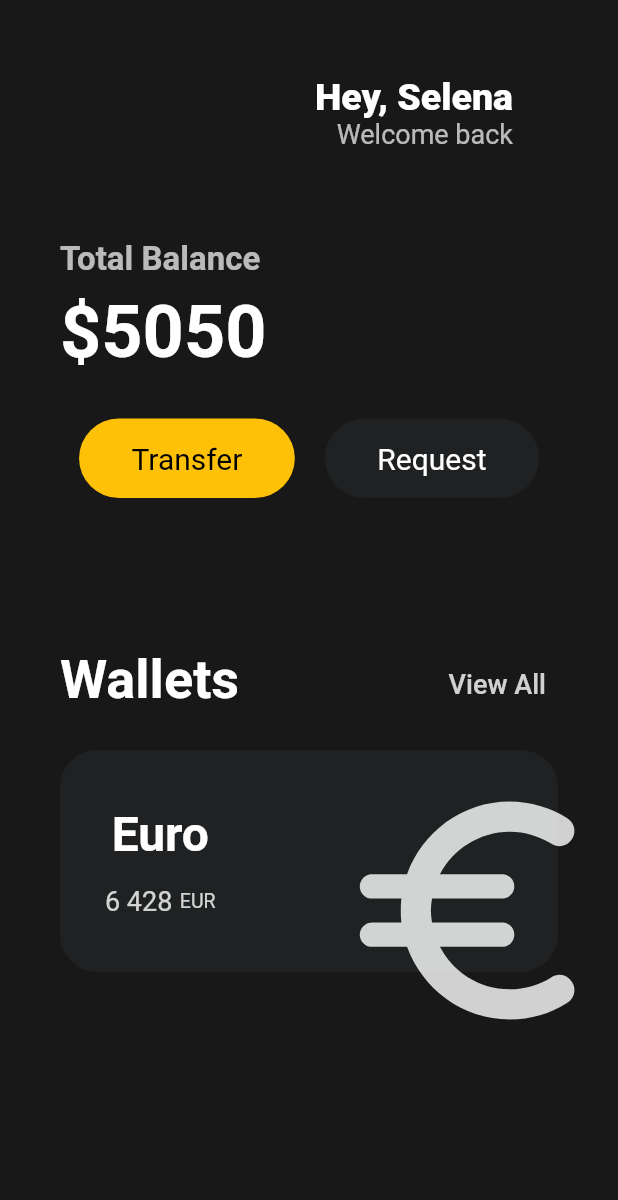
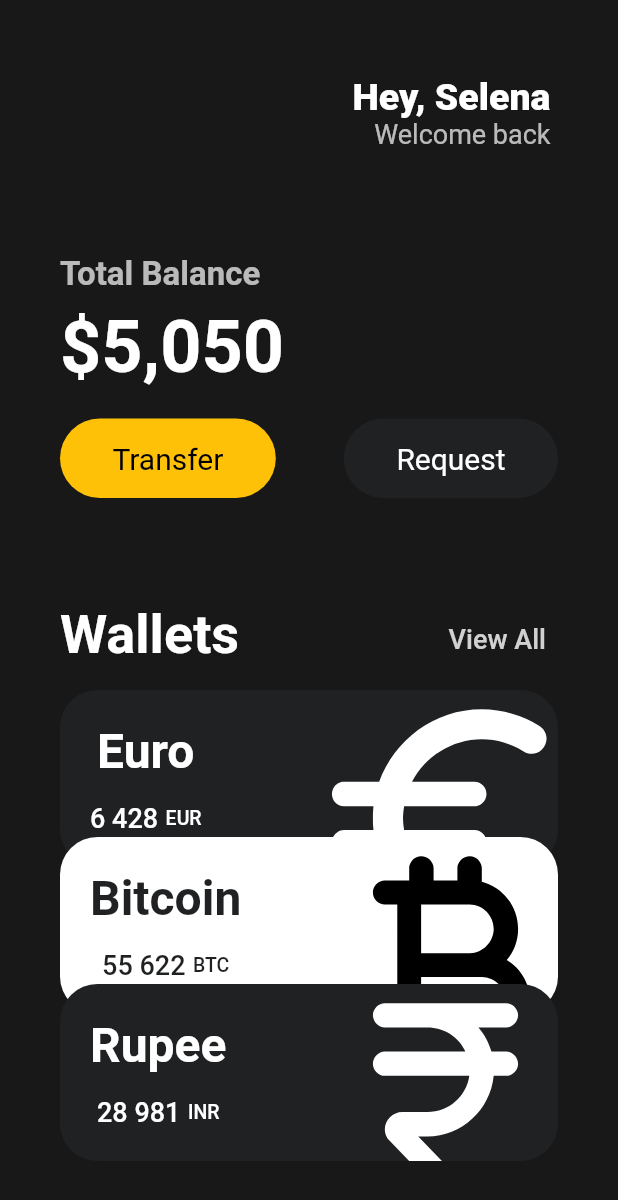
Before and after one commit to Tokitaka/flutter_wallet_ui, a Flutter app: the screen it shows after launch, on a phone screen of 412 x 824 dp. Shown: the top 1200 px of the screen. Run offline on Flutter 3.47's test engine with Material 2 defaults, Android fonts, the light colour scheme and no system bars.

Commit message:
walletCard completed

```diff
--- a/lib/main.dart
+++ b/lib/main.dart
@@ -1,4 +1,5 @@
 import 'package:flutter/material.dart';
+import 'package:toonflix_vr1/widgets/walletCard.dart';
 
 import 'widgets/myButton.dart';
 
@@ -16,7 +17,8 @@ class MyApp extends StatelessWidget {
       debugShowCheckedModeBanner: false,
       home: Scaffold(
         backgroundColor: Color(0xFF181818),
-        body: Padding(
+        body: SingleChildScrollView(
+          child: Padding(
             padding: const EdgeInsets.symmetric(horizontal: 40),
             child: Column(
               crossAxisAlignment: CrossAxisAlignment.start,
@@ -29,7 +31,7 @@ class MyApp extends StatelessWidget {
                   children: [
                     // Icon(),
                     Padding(
-                    padding: const EdgeInsets.symmetric(horizontal: 30),
+                      padding: const EdgeInsets.symmetric(horizontal: 5),
                       child: Column(
                         crossAxisAlignment: CrossAxisAlignment.end,
                         children: [
@@ -52,7 +54,7 @@ class MyApp extends StatelessWidget {
                   ],
                 ),
                 SizedBox(
-                height: 60,
+                  height: 70,
                 ),
                 Text(
                   "Total Balance",
@@ -63,25 +65,22 @@ class MyApp extends StatelessWidget {
                 ),
                 SizedBox(height: 7),
                 Text(
-                "\$5050",
+                  "\$5,050",
                   style: TextStyle(
                       color: Colors.white,
                       fontSize: 48,
                       fontWeight: FontWeight.w600),
                 ),
                 SizedBox(
-                height: 30,
+                  height: 20,
                 ),
                 Row(
-                mainAxisAlignment: MainAxisAlignment.center,
+                  mainAxisAlignment: MainAxisAlignment.spaceBetween,
                   children: [
                     MyButton(
                         bgColor: Colors.amber,
                         textColor: Colors.black,
                         text: "Transfer"),
-                  SizedBox(
-                    width: 20,
-                  ),
                     MyButton(
                         bgColor: const Color(0xFF1F2123),
                         textColor: Colors.white,
@@ -89,7 +88,7 @@ class MyApp extends StatelessWidget {
                   ],
                 ),
                 SizedBox(
-                height: 100,
+                  height: 70,
                 ),
                 Row(
                   mainAxisAlignment: MainAxisAlignment.spaceBetween,
@@ -113,62 +112,34 @@ class MyApp extends StatelessWidget {
                   ],
                 ),
                 SizedBox(
-                height: 20,
+                  height: 10,
                 ),
-              Container(
-                decoration: BoxDecoration(
-                  color: Color(0xFF1F2123),
-                  borderRadius: BorderRadius.circular(25),
+                WalletCard(
+                  currencyType: "Euro",
+                  balanceNum: "6 428",
+                  shortCurrency: "EUR",
+                  icon: Icons.euro_rounded,
+                  isInverted: false,
+                  order: 0,
                 ),
-                child: Padding(
-                  padding: const EdgeInsets.all(30),
-                  child: Row(
-                    mainAxisAlignment: MainAxisAlignment.spaceBetween,
-                    children: [
-                      Column(
-                        children: [
-                          Text(
-                            "Euro",
-                            style: TextStyle(
-                                color: Colors.white,
-                                fontSize: 32,
-                                fontWeight: FontWeight.w600),
+                WalletCard(
+                  currencyType: "Bitcoin",
+                  balanceNum: "55 622",
+                  shortCurrency: "BTC",
+                  icon: Icons.currency_bitcoin_rounded,
+                  isInverted: true,
+                  order: 1,
                 ),
-                          SizedBox(
-                            height: 15,
-                          ),
-                          Row(
-                            children: [
-                              Text(
-                                "6 428",
-                                style: TextStyle(
-                                    color: Colors.white.withOpacity(0.8),
-                                    fontSize: 18),
-                              ),
-                              SizedBox(width: 5),
-                              Text(
-                                "EUR",
-                                style: TextStyle(
-                                    color: Colors.white.withOpacity(0.8),
-                                    fontSize: 13),
+                WalletCard(
+                  currencyType: "Rupee",
+                  balanceNum: "28 981",
+                  shortCurrency: "INR",
+                  icon: Icons.currency_rupee_rounded,
+                  isInverted: false,
+                  order: 2,
                 ),
               ],
             ),
-                        ],
-                      ),
-                      Transform.scale(
-                        scale: 2.2,
-                        child: Transform.translate(
-                          offset: Offset(8, 15),
-                          child: Icon(Icons.euro_rounded,
-                              color: Colors.white.withOpacity(0.8), size: 88),
-                        ),
-                      ),
-                    ],
-                  ),
-                ),
-              ),
-            ],
           ),
         ),
       ),
--- /dev/null
+++ b/lib/widgets/walletCard.dart
@@ -0,0 +1,84 @@
+import 'package:flutter/material.dart';
+
+class WalletCard extends StatelessWidget {
+  final String currencyType, balanceNum, shortCurrency;
+  final bool isInverted;
+  final IconData icon;
+  final double order;
+
+  final _blackColor = const Color(0xFF1F2123);
+
+  const WalletCard({
+    super.key,
+    required this.currencyType,
+    required this.balanceNum,
+    required this.shortCurrency,
+    required this.icon,
+    required this.isInverted,
+    required this.order,
+  });
+
+  @override
+  Widget build(BuildContext context) {
+   var dy= order*-20;
+    return Transform.translate(
+      offset: Offset(0, dy) ,
+      child: Container(
+        clipBehavior: Clip.hardEdge,
+        decoration: BoxDecoration(
+          color: isInverted ? Colors.white : _blackColor,
+          borderRadius: BorderRadius.circular(25),
+        ),
+        child: Padding(
+          padding: const EdgeInsets.symmetric(horizontal: 20, vertical: 15),
+          child: Row(
+            mainAxisAlignment: MainAxisAlignment.spaceBetween,
+            children: [
+              Column(
+                children: [
+                  Text(
+                    currencyType,
+                    style: TextStyle(
+                        color: isInverted ? _blackColor : Colors.white,
+                        fontSize: 32,
+                        fontWeight: FontWeight.w600),
+                  ),
+                  SizedBox(
+                    height: 15,
+                  ),
+                  Row(
+                    children: [
+                      Text(
+                        balanceNum,
+                        style: TextStyle(
+                            color: isInverted ? _blackColor : Colors.white,
+                            fontSize: 18,
+                            fontWeight: FontWeight.w500),
+                      ),
+                      SizedBox(width: 5),
+                      Text(
+                        shortCurrency,
+                        style: TextStyle(
+                            color: isInverted ? _blackColor : Colors.white,
+                            fontSize: 13,
+                            fontWeight: FontWeight.w500),
+                      ),
+                    ],
+                  ),
+                ],
+              ),
+              Transform.scale(
+                scale: 2.2,
+                child: Transform.translate(
+                  offset: Offset(-5, 12),
+                  child: Icon(icon,
+                      color: isInverted ? Colors.black : Colors.white, size: 88),
+                ),
+              ),
+            ],
+          ),
+        ),
+      ),
+    );
+  }
+}
```
Lines whose indentation alone changed are shown as unchanged.
